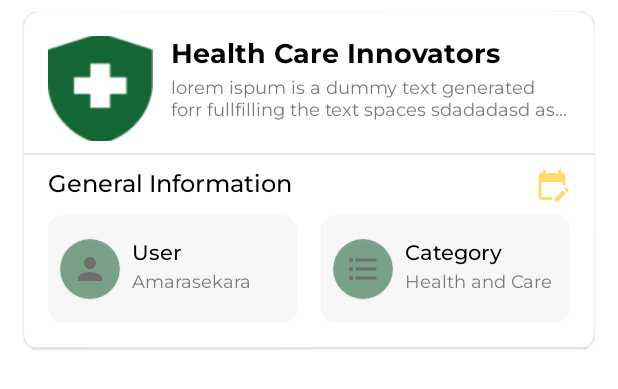
After one commit to moshdev2213/InnovaInvest, an Android app: the layout proposal_item.xml on its own in the app's theme, with its tools: preview values and no code run, on a phone screen of 412 x 824 dp. The commit adds this screen. Shown: the top 389 px of the screen. Run offline under Robolectric (Android 15) with nearby library versions, the light colour scheme and no system bars.

Commit message:
proposalItemAdded

```diff
--- a/frontend/Innova/app/src/main/java/com/example/innova/Activity/Home.kt
+++ b/frontend/Innova/app/src/main/java/com/example/innova/Activity/Home.kt
@@ -35,7 +35,7 @@ class Home : AppCompatActivity() {
                 R.id.homie->replaceFrag(IndexFragment(),userObj)
                 R.id.project->replaceFrag(ProjectFragment(),userObj)
                 R.id.work->replaceFrag(WorkFragment(),userObj)
-                R.id.add->replaceFrag(AddProjFragment(),userObj)
+//                R.id.add->replaceFrag(AddProjFragment(),userObj)
 
                 else->{
 
--- /dev/null
+++ b/frontend/Innova/app/src/main/res/drawable/baseline_done_all_24.xml
@@ -0,0 +1,5 @@
+<vector android:height="24dp" android:tint="#000000"
+    android:viewportHeight="24" android:viewportWidth="24"
+    android:width="24dp" xmlns:android="http://schemas.android.com/apk/res/android">
+    <path android:fillColor="@android:color/white" android:pathData="M18,7l-1.41,-1.41 -6.34,6.34 1.41,1.41L18,7zM22.24,5.59L11.66,16.17 7.48,12l-1.41,1.41L11.66,19l12,-12 -1.42,-1.41zM0.41,13.41L6,19l1.41,-1.41L1.83,12 0.41,13.41z"/>
+</vector>
--- /dev/null
+++ b/frontend/Innova/app/src/main/res/drawable/baseline_edit_calendar_24.xml
@@ -0,0 +1,5 @@
+<vector android:height="24dp" android:tint="@color/bg_warning"
+    android:viewportHeight="24" android:viewportWidth="24"
+    android:width="24dp" xmlns:android="http://schemas.android.com/apk/res/android">
+    <path android:fillColor="@color/bg_warning" android:pathData="M12,22H5c-1.11,0 -2,-0.9 -2,-2L3.01,6c0,-1.1 0.88,-2 1.99,-2h1V2h2v2h8V2h2v2h1c1.1,0 2,0.9 2,2v6h-2v-2H5v10h7V22zM22.13,16.99l0.71,-0.71c0.39,-0.39 0.39,-1.02 0,-1.41l-0.71,-0.71c-0.39,-0.39 -1.02,-0.39 -1.41,0l-0.71,0.71L22.13,16.99zM21.42,17.7l-5.3,5.3H14v-2.12l5.3,-5.3L21.42,17.7z"/>
+</vector>
--- /dev/null
+++ b/frontend/Innova/app/src/main/res/drawable/baseline_menu_book_24.xml
@@ -0,0 +1,8 @@
+<vector android:autoMirrored="true" android:height="24dp"
+    android:tint="#000000" android:viewportHeight="24"
+    android:viewportWidth="24" android:width="24dp" xmlns:android="http://schemas.android.com/apk/res/android">
+    <path android:fillColor="@android:color/white" android:pathData="M21,5c-1.11,-0.35 -2.33,-0.5 -3.5,-0.5c-1.95,0 -4.05,0.4 -5.5,1.5c-1.45,-1.1 -3.55,-1.5 -5.5,-1.5S2.45,4.9 1,6v14.65c0,0.25 0.25,0.5 0.5,0.5c0.1,0 0.15,-0.05 0.25,-0.05C3.1,20.45 5.05,20 6.5,20c1.95,0 4.05,0.4 5.5,1.5c1.35,-0.85 3.8,-1.5 5.5,-1.5c1.65,0 3.35,0.3 4.75,1.05c0.1,0.05 0.15,0.05 0.25,0.05c0.25,0 0.5,-0.25 0.5,-0.5V6C22.4,5.55 21.75,5.25 21,5zM21,18.5c-1.1,-0.35 -2.3,-0.5 -3.5,-0.5c-1.7,0 -4.15,0.65 -5.5,1.5V8c1.35,-0.85 3.8,-1.5 5.5,-1.5c1.2,0 2.4,0.15 3.5,0.5V18.5z"/>
+    <path android:fillColor="@android:color/white" android:pathData="M17.5,10.5c0.88,0 1.73,0.09 2.5,0.26V9.24C19.21,9.09 18.36,9 17.5,9c-1.7,0 -3.24,0.29 -4.5,0.83v1.66C14.13,10.85 15.7,10.5 17.5,10.5z"/>
+    <path android:fillColor="@android:color/white" android:pathData="M13,12.49v1.66c1.13,-0.64 2.7,-0.99 4.5,-0.99c0.88,0 1.73,0.09 2.5,0.26V11.9c-0.79,-0.15 -1.64,-0.24 -2.5,-0.24C15.8,11.66 14.26,11.96 13,12.49z"/>
+    <path android:fillColor="@android:color/white" android:pathData="M17.5,14.33c-1.7,0 -3.24,0.29 -4.5,0.83v1.66c1.13,-0.64 2.7,-0.99 4.5,-0.99c0.88,0 1.73,0.09 2.5,0.26v-1.52C19.21,14.41 18.36,14.33 17.5,14.33z"/>
+</vector>
--- a/frontend/Innova/app/src/main/res/layout/fragment_profile.xml
+++ b/frontend/Innova/app/src/main/res/layout/fragment_profile.xml
@@ -1,7 +1,7 @@
 <?xml version="1.0" encoding="utf-8"?>
 <FrameLayout xmlns:android="http://schemas.android.com/apk/res/android"
+    xmlns:app="http://schemas.android.com/apk/res-auto"
     xmlns:tools="http://schemas.android.com/tools"
-    xmlns:app="http://schemas.android.com/apk/res-auto"
     android:layout_width="match_parent"
     android:layout_height="match_parent"
     tools:context=".Fragment.ProfileFragment">
@@ -51,8 +51,8 @@
 
                 <ImageView
                     android:id="@+id/imageView16"
-                    android:layout_width="40dp"
-                    android:layout_height="40dp"
+                    android:layout_width="30dp"
+                    android:layout_height="30dp"
                     android:layout_marginEnd="16dp"
                     android:src="@drawable/baseline_person_24"
                     app:layout_constraintBottom_toBottomOf="@+id/textView24"
@@ -245,7 +245,7 @@
                     android:layout_marginStart="16dp"
                     android:layout_marginEnd="8dp"
                     android:fontFamily="@font/montserrat_medium"
-                    android:text="Delete Account"
+                    android:text="Logout Account"
                     android:textColor="@color/white"
                     android:textSize="18sp"
                     app:layout_constraintBottom_toBottomOf="parent"
@@ -294,7 +294,7 @@
                     android:layout_marginStart="16dp"
                     android:layout_marginEnd="8dp"
                     android:fontFamily="@font/montserrat_medium"
-                    android:text="Logout"
+                    android:text="Browse My Proposals"
                     android:textColor="@color/black"
                     android:textSize="18sp"
                     app:layout_constraintBottom_toBottomOf="parent"
@@ -306,10 +306,10 @@
 
                 <ImageView
                     android:id="@+id/imageView16"
-                    android:layout_width="wrap_content"
-                    android:layout_height="wrap_content"
+                    android:layout_width="30dp"
+                    android:layout_height="30dp"
                     android:layout_marginEnd="16dp"
-                    android:src="@drawable/baseline_arrow_forward_ios_24"
+                    android:src="@drawable/baseline_menu_book_24"
                     app:layout_constraintBottom_toBottomOf="@+id/textView24"
                     app:layout_constraintEnd_toEndOf="parent"
                     app:layout_constraintTop_toTopOf="@+id/textView24" />
--- /dev/null
+++ b/frontend/Innova/app/src/main/res/layout/proposal_item.xml
@@ -0,0 +1,269 @@
+<?xml version="1.0" encoding="utf-8"?>
+<com.google.android.material.card.MaterialCardView xmlns:android="http://schemas.android.com/apk/res/android"
+    xmlns:app="http://schemas.android.com/apk/res-auto"
+    xmlns:tools="http://schemas.android.com/tools"
+    android:id="@+id/cvTrainerClickDetail"
+    android:layout_width="match_parent"
+    android:layout_height="wrap_content"
+    android:layout_marginStart="16dp"
+    android:layout_marginTop="8dp"
+    android:layout_marginEnd="16dp"
+    android:layout_marginBottom="8dp"
+    app:cardBackgroundColor="@color/white"
+    app:cardCornerRadius="10dp"
+    app:cardElevation="1dp">
+
+    <androidx.constraintlayout.widget.ConstraintLayout
+        android:layout_width="match_parent"
+        android:layout_height="match_parent">
+
+        <com.google.android.material.card.MaterialCardView
+            android:id="@+id/materialCardView3"
+            android:layout_width="0dp"
+            android:layout_height="wrap_content"
+            android:layout_marginTop="8dp"
+            android:layout_marginEnd="16dp"
+            app:cardBackgroundColor="@color/cardBorder"
+            app:cardCornerRadius="10dp"
+            app:cardElevation="0dp"
+            app:layout_constraintEnd_toEndOf="parent"
+            app:layout_constraintHorizontal_bias="0.5"
+            app:layout_constraintStart_toEndOf="@+id/materialCardView4"
+            app:layout_constraintTop_toBottomOf="@+id/textView56">
+
+            <androidx.constraintlayout.widget.ConstraintLayout
+                android:layout_width="match_parent"
+                android:layout_height="match_parent">
+
+                <TextView
+                    android:id="@+id/tvTrainerExp"
+                    android:layout_width="0dp"
+                    android:layout_height="wrap_content"
+                    android:layout_marginStart="8dp"
+                    android:fontFamily="@font/montserrat"
+                    android:text="Health and Care"
+                    android:textColor="@color/cardBorderText"
+                    android:textSize="12sp"
+                    app:layout_constraintStart_toEndOf="@+id/cardView12"
+                    app:layout_constraintTop_toBottomOf="@+id/textView57" />
+
+                <TextView
+                    android:id="@+id/textView57"
+                    android:layout_width="0dp"
+                    android:layout_height="wrap_content"
+                    android:layout_marginStart="8dp"
+                    android:layout_marginTop="16dp"
+                    android:fontFamily="@font/montserrat_medium"
+                    android:text="Category"
+                    android:textColor="@color/black"
+                    android:textSize="14sp"
+                    app:layout_constraintStart_toEndOf="@+id/cardView12"
+                    app:layout_constraintTop_toTopOf="parent" />
+
+                <com.google.android.material.card.MaterialCardView
+                    android:id="@+id/cardView12"
+                    android:layout_width="40dp"
+                    android:layout_height="40dp"
+                    android:layout_marginStart="8dp"
+                    android:layout_marginTop="16dp"
+                    android:layout_marginBottom="16dp"
+                    android:alpha="0.5"
+                    app:cardBackgroundColor="@color/primary"
+                    app:cardCornerRadius="50dp"
+                    app:layout_constraintBottom_toBottomOf="parent"
+                    app:layout_constraintStart_toStartOf="parent"
+                    app:layout_constraintTop_toTopOf="parent">
+
+                    <androidx.constraintlayout.widget.ConstraintLayout
+                        android:layout_width="match_parent"
+                        android:layout_height="match_parent">
+
+                        <ImageView
+                            android:id="@+id/imageView11"
+                            android:layout_width="wrap_content"
+                            android:layout_height="wrap_content"
+                            app:layout_constraintBottom_toBottomOf="parent"
+                            app:layout_constraintEnd_toEndOf="parent"
+                            app:layout_constraintStart_toStartOf="parent"
+                            app:layout_constraintTop_toTopOf="parent"
+                            app:srcCompat="@drawable/baseline_format_list_bulleted_24" />
+                    </androidx.constraintlayout.widget.ConstraintLayout>
+                </com.google.android.material.card.MaterialCardView>
+            </androidx.constraintlayout.widget.ConstraintLayout>
+        </com.google.android.material.card.MaterialCardView>
+
+        <com.google.android.material.card.MaterialCardView
+            android:id="@+id/materialCardView4"
+            android:layout_width="0dp"
+            android:layout_height="wrap_content"
+            android:layout_marginStart="16dp"
+            android:layout_marginTop="8dp"
+            android:layout_marginEnd="16dp"
+            app:cardBackgroundColor="@color/cardBorder"
+            app:cardCornerRadius="10dp"
+            app:cardElevation="0dp"
+            app:layout_constraintEnd_toStartOf="@+id/materialCardView3"
+            app:layout_constraintHorizontal_bias="0.5"
+            app:layout_constraintStart_toStartOf="parent"
+            app:layout_constraintTop_toBottomOf="@+id/textView56">
+
+            <androidx.constraintlayout.widget.ConstraintLayout
+                android:layout_width="match_parent"
+                android:layout_height="match_parent">
+
+                <TextView
+                    android:id="@+id/tvTrainerGender"
+                    android:layout_width="0dp"
+                    android:layout_height="wrap_content"
+                    android:layout_marginStart="8dp"
+                    android:fontFamily="@font/montserrat"
+                    android:text="Amarasekara"
+                    android:textColor="@color/cardBorderText"
+                    android:textSize="12sp"
+                    app:layout_constraintStart_toEndOf="@+id/cardView12"
+                    app:layout_constraintTop_toBottomOf="@+id/textView57" />
+
+                <TextView
+                    android:id="@+id/textView57"
+                    android:layout_width="0dp"
+                    android:layout_height="wrap_content"
+                    android:layout_marginStart="8dp"
+                    android:layout_marginTop="16dp"
+                    android:fontFamily="@font/montserrat_medium"
+                    android:text="User"
+                    android:textColor="@color/black"
+                    android:textSize="14sp"
+                    app:layout_constraintStart_toEndOf="@+id/cardView12"
+                    app:layout_constraintTop_toTopOf="parent" />
+
+                <com.google.android.material.card.MaterialCardView
+                    android:id="@+id/cardView12"
+                    android:layout_width="40dp"
+                    android:layout_height="40dp"
+                    android:layout_marginStart="8dp"
+                    android:layout_marginTop="16dp"
+                    android:layout_marginBottom="16dp"
+                    android:alpha="0.5"
+                    app:cardBackgroundColor="@color/primary"
+                    app:cardCornerRadius="50dp"
+                    app:layout_constraintBottom_toBottomOf="parent"
+                    app:layout_constraintStart_toStartOf="parent"
+                    app:layout_constraintTop_toTopOf="parent">
+
+                    <androidx.constraintlayout.widget.ConstraintLayout
+                        android:layout_width="match_parent"
+                        android:layout_height="match_parent">
+
+                        <ImageView
+                            android:id="@+id/imageView11"
+                            android:layout_width="wrap_content"
+                            android:layout_height="wrap_content"
+                            app:layout_constraintBottom_toBottomOf="parent"
+                            app:layout_constraintEnd_toEndOf="parent"
+                            app:layout_constraintStart_toStartOf="parent"
+                            app:layout_constraintTop_toTopOf="parent"
+                            app:srcCompat="@drawable/baseline_person_24" />
+                    </androidx.constraintlayout.widget.ConstraintLayout>
+                </com.google.android.material.card.MaterialCardView>
+            </androidx.constraintlayout.widget.ConstraintLayout>
+        </com.google.android.material.card.MaterialCardView>
+
+        <TextView
+            android:id="@+id/tvTrainerName"
+            android:layout_width="0dp"
+            android:layout_height="wrap_content"
+            android:layout_marginStart="12dp"
+            android:layout_marginTop="16dp"
+            android:layout_marginEnd="16dp"
+            android:fontFamily="@font/montserrat_bold"
+            android:text="Health Care Innovators"
+            android:textColor="@color/black"
+            android:textSize="18sp"
+            app:layout_constraintEnd_toEndOf="parent"
+            app:layout_constraintHorizontal_bias="0.0"
+            app:layout_constraintStart_toEndOf="@+id/imgTrainerPic"
+            app:layout_constraintTop_toTopOf="parent" />
+
+        <TextView
+            android:id="@+id/textView56"
+            android:layout_width="0dp"
+            android:layout_height="wrap_content"
+            android:layout_marginStart="16dp"
+            android:fontFamily="@font/montserrat_medium"
+            android:text="General Information"
+            android:textColor="@color/black"
+            android:textSize="16sp"
+            app:layout_constraintBottom_toBottomOf="@+id/imageView18"
+            app:layout_constraintEnd_toStartOf="@+id/imageView18"
+            app:layout_constraintHorizontal_bias="0.5"
+            app:layout_constraintStart_toStartOf="parent"
+            app:layout_constraintTop_toTopOf="@+id/imageView18" />
+
+        <TextView
+            android:id="@+id/tvTrainerEmail"
+            android:layout_width="0dp"
+            android:layout_height="0dp"
+            android:layout_marginStart="12dp"
+            android:layout_marginEnd="16dp"
+            android:layout_marginBottom="16dp"
+            android:ellipsize="end"
+            android:fontFamily="@font/montserrat"
+            android:maxLines="2"
+            android:text="lorem ispum is a dummy text generated forr fullfilling the text spaces sdadadasd asd adasd asd asd asd"
+            android:textColor="@color/cardBorderText"
+            android:textSize="12sp"
+            app:layout_constraintBottom_toTopOf="@+id/view4"
+            app:layout_constraintEnd_toEndOf="parent"
+            app:layout_constraintHorizontal_bias="0.0"
+            app:layout_constraintStart_toEndOf="@+id/imgTrainerPic"
+            app:layout_constraintTop_toBottomOf="@+id/tvTrainerName" />
+
+        <ImageView
+            android:id="@+id/imageView18"
+            android:layout_width="wrap_content"
+            android:layout_height="wrap_content"
+            android:layout_marginTop="8dp"
+            android:layout_marginEnd="16dp"
+            app:layout_constraintEnd_toEndOf="parent"
+            app:layout_constraintHorizontal_bias="0.5"
+            app:layout_constraintStart_toEndOf="@+id/textView56"
+            app:layout_constraintTop_toBottomOf="@+id/view4"
+            app:srcCompat="@drawable/baseline_edit_calendar_24" />
+
+        <com.google.android.material.imageview.ShapeableImageView
+            android:id="@+id/imgTrainerPic"
+            android:layout_width="70dp"
+            android:layout_height="70dp"
+            android:layout_marginStart="16dp"
+            android:layout_marginTop="16dp"
+            android:scaleType="centerCrop"
+            android:src="@drawable/healthcat"
+            app:layout_constraintHorizontal_chainStyle="packed"
+            app:layout_constraintStart_toStartOf="parent"
+            app:layout_constraintTop_toTopOf="parent"
+            app:shapeAppearance="@style/roundedImageView" />
+
+        <View
+            android:id="@+id/view3"
+            android:layout_width="0dp"
+            android:layout_height="1dp"
+            android:layout_marginTop="16dp"
+            android:alpha="0.2"
+            android:background="@color/cardBorderText"
+            app:layout_constraintEnd_toEndOf="parent"
+            app:layout_constraintStart_toStartOf="parent"
+            app:layout_constraintTop_toBottomOf="@+id/materialCardView4" />
+
+        <View
+            android:id="@+id/view4"
+            android:layout_width="0dp"
+            android:layout_height="1dp"
+            android:layout_marginTop="8dp"
+            android:alpha="0.2"
+            android:background="@color/cardBorderText"
+            app:layout_constraintEnd_toEndOf="parent"
+            app:layout_constraintStart_toStartOf="parent"
+            app:layout_constraintTop_toBottomOf="@+id/imgTrainerPic" />
+
+    </androidx.constraintlayout.widget.ConstraintLayout>
+</com.google.android.material.card.MaterialCardView>
--- a/frontend/Innova/app/src/main/res/menu/bottom_nav_menu.xml
+++ b/frontend/Innova/app/src/main/res/menu/bottom_nav_menu.xml
@@ -8,10 +8,10 @@
         android:title="Project"
         android:id="@+id/project"
         android:icon="@drawable/baseline_format_list_bulleted_24"/>
-    <item
-        android:title="Add"
-        android:id="@+id/add"
-        android:icon="@drawable/baseline_add_circle_24"/>
+<!--    <item-->
+<!--        android:title="Add"-->
+<!--        android:id="@+id/add"-->
+<!--        android:icon="@drawable/baseline_add_circle_24"/>-->
     <item
         android:title="Work"
         android:id="@+id/work"
--- a/frontend/Innova/app/src/main/res/values/colors.xml
+++ b/frontend/Innova/app/src/main/res/values/colors.xml
@@ -8,6 +8,7 @@
     <color name="primaryLight">#D7F1DB</color>
     <color name="bodyBg">#191919</color>
     <color name="cardBg">#29292A</color>
+    <color name="bg_warning">#BFFFBF00</color>
 
     <color name="cardBorder">#80EFEFEF</color>
     <color name="cardBorderText">#7A7A7A</color>
```
Also changed, not shown: frontend/Innova/app/src/main/res/drawable/healthcat.png (added).
